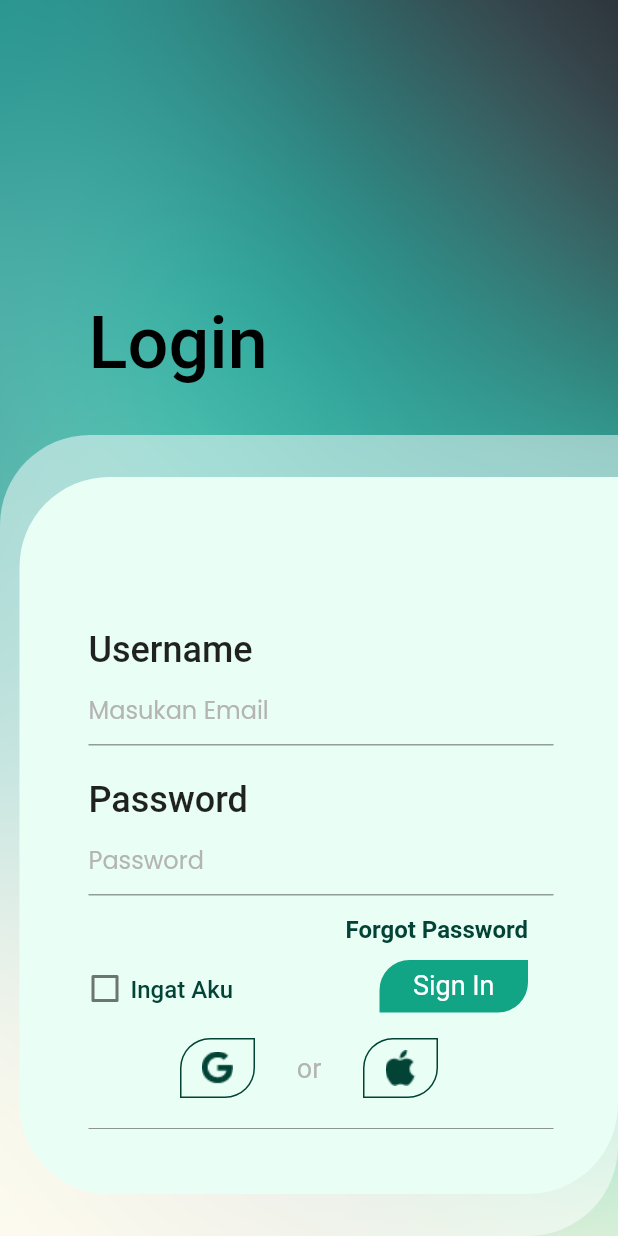
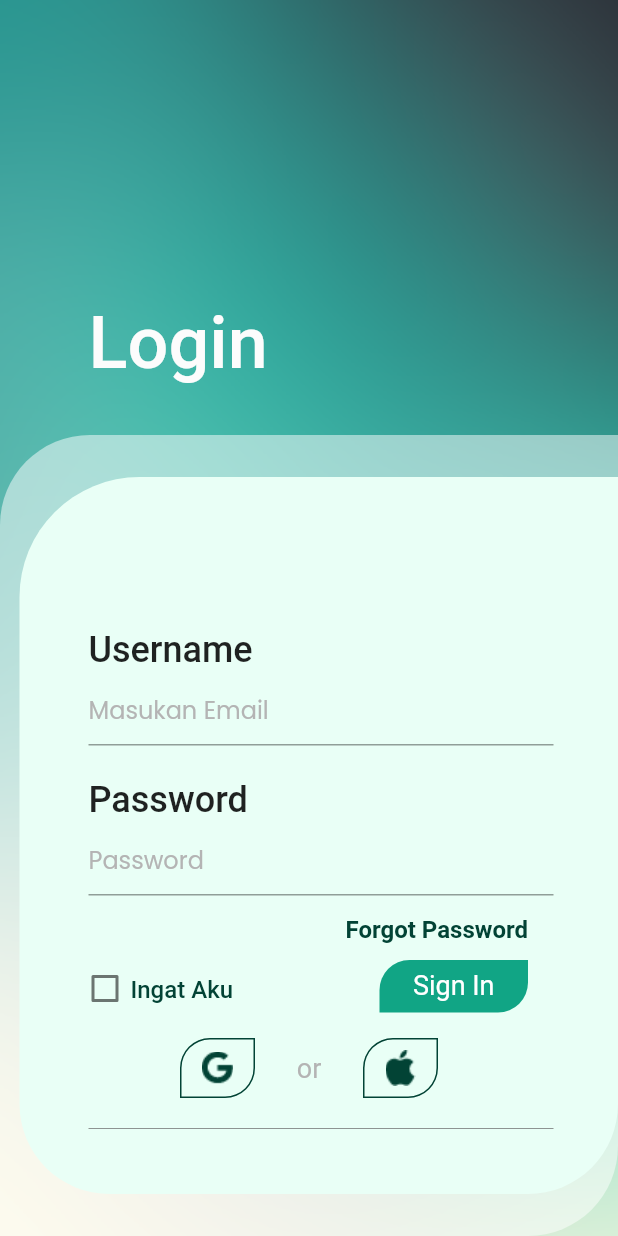
Before and after one commit to Ded12/flutter_logi-contoh, a Flutter app: the screen it shows after launch, on a phone screen of 412 x 824 dp. Run offline on Flutter 3.47's test engine with Material 2 defaults, Android fonts, the phone set to English and light mode, and no system bars; missing offline and left inert: dart:ffi; Roboto replaces fonts that are missing (Poppins-Medium, Poppins-Regular).

Commit message:
Upadate pertama

```diff
--- a/lib/layers/layer_one.dart
+++ b/lib/layers/layer_one.dart
@@ -10,7 +10,7 @@ class LayerOne extends StatelessWidget {
   Widget build(BuildContext context) {
     return Container(
       width: MediaQuery.of(context).size.width,
-      height: 654,
+      height: 700,
       decoration: const BoxDecoration(
         color: layerOneBg,
         borderRadius:  BorderRadius.only(
--- a/lib/layer_two.dart
+++ b/lib/layers/layer_two.dart
@@ -1,6 +1,5 @@
 import 'package:flutter/material.dart';
 import 'package:login/config.dart';
-
 
 class LayerTwo extends StatelessWidget {
   @override
@@ -8,10 +7,10 @@ class LayerTwo extends StatelessWidget {
     return Container(
       width: 399,
       height: 584,
-      decoration: BoxDecoration(
+      decoration: const BoxDecoration(
         color: layerTwoBg,
         borderRadius: BorderRadius.only(
-            topLeft: Radius.circular(60.0),
+            topLeft: Radius.circular(80.0),
             bottomRight: Radius.circular(60.0),
             bottomLeft: Radius.circular(60.0),
         ),
--- a/lib/main.dart
+++ b/lib/main.dart
@@ -1,5 +1,5 @@
 import 'package:flutter/material.dart';
-import 'package:login/layer_two.dart';
+import 'package:login/layers/layer_two.dart';
 import 'package:login/layers/layer_one.dart';
 import 'package:login/layers/layer_three.dart';
 
@@ -37,7 +37,7 @@ class LoginPage extends StatelessWidget {
                         fontSize: 48,
                         fontFamily: 'Poppins-Medium',
                         fontWeight: FontWeight.w500,
-                        color: Color.fromARGB(255, 0, 0, 0)),
+                        color: Color.fromARGB(255, 252, 252, 252)),
                 )
                 )),
             const Positioned(top: 290, right: 0, bottom: 0, child: LayerOne()),
```
Also changed, not shown: 2 other files.
